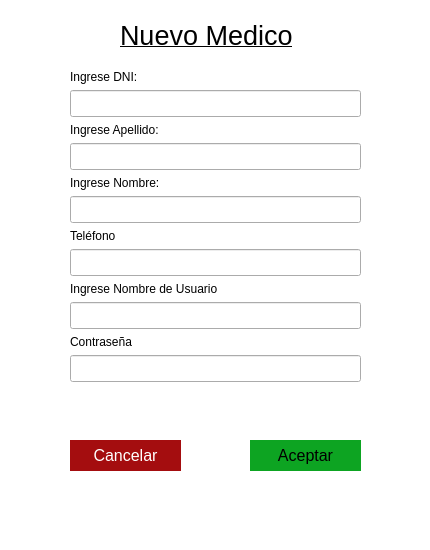
This is View/ventanaMedico.ui in BermudezK/consultsoft as Qt 5 draws it before an edit. The edited form follows.
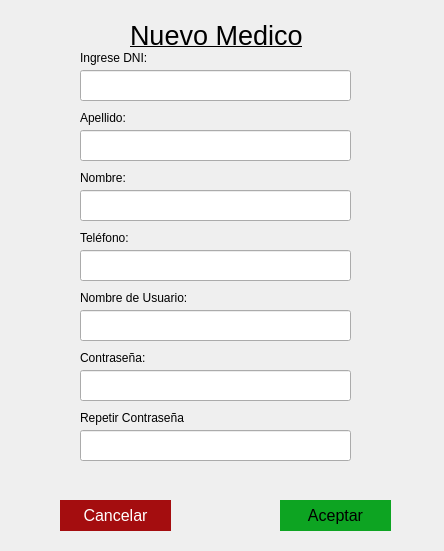
This is the edited form.

Commit message: Correción de ortografía, Sin limites minimo en contraseña, Agregado de repetir contraseña

What changed in the file:
```diff
--- a/View/ventanaMedico.ui
+++ b/View/ventanaMedico.ui
@@ -9,27 +9,27 @@
    <rect>
     <x>0</x>
     <y>0</y>
-    <width>430</width>
-    <height>550</height>
+    <width>444</width>
+    <height>551</height>
    </rect>
   </property>
   <property name="minimumSize">
    <size>
-    <width>430</width>
-    <height>550</height>
+    <width>444</width>
+    <height>551</height>
    </size>
   </property>
   <property name="maximumSize">
    <size>
-    <width>430</width>
-    <height>550</height>
+    <width>445</width>
+    <height>552</height>
    </size>
   </property>
   <property name="windowTitle">
    <string>Ventana Medico</string>
   </property>
   <property name="styleSheet">
-   <string notr="true">QWidget#Ventana_Medico{
+   <string notr="true">QWidget#Ventana_paciente{
 background-color: #fff
 }
 
@@ -44,11 +44,111 @@
 border: 0;
 }</string>
   </property>
+  <widget class="QLineEdit" name="campoDNI">
+   <property name="geometry">
+    <rect>
+     <x>80</x>
+     <y>70</y>
+     <width>271</width>
+     <height>31</height>
+    </rect>
+   </property>
+   <property name="font">
+    <font>
+     <pointsize>12</pointsize>
+     <kerning>true</kerning>
+    </font>
+   </property>
+   <property name="tabletTracking">
+    <bool>false</bool>
+   </property>
+   <property name="inputMask">
+    <string/>
+   </property>
+   <property name="text">
+    <string/>
+   </property>
+   <property name="echoMode">
+    <enum>QLineEdit::Normal</enum>
+   </property>
+   <property name="dragEnabled">
+    <bool>false</bool>
+   </property>
+   <property name="readOnly">
+    <bool>false</bool>
+   </property>
+   <property name="clearButtonEnabled">
+    <bool>true</bool>
+   </property>
+  </widget>
+  <widget class="QLineEdit" name="campoApellido">
+   <property name="geometry">
+    <rect>
+     <x>80</x>
+     <y>130</y>
+     <width>271</width>
+     <height>31</height>
+    </rect>
+   </property>
+   <property name="font">
+    <font>
+     <pointsize>12</pointsize>
+    </font>
+   </property>
+   <property name="text">
+    <string/>
+   </property>
+   <property name="clearButtonEnabled">
+    <bool>true</bool>
+   </property>
+  </widget>
+  <widget class="QLineEdit" name="campoNombre">
+   <property name="geometry">
+    <rect>
+     <x>80</x>
+     <y>190</y>
+     <width>271</width>
+     <height>31</height>
+    </rect>
+   </property>
+   <property name="font">
+    <font>
+     <pointsize>12</pointsize>
+    </font>
+   </property>
+   <property name="text">
+    <string/>
+   </property>
+   <property name="clearButtonEnabled">
+    <bool>true</bool>
+   </property>
+  </widget>
+  <widget class="QLineEdit" name="User">
+   <property name="geometry">
+    <rect>
+     <x>80</x>
+     <y>310</y>
+     <width>271</width>
+     <height>31</height>
+    </rect>
+   </property>
+   <property name="font">
+    <font>
+     <pointsize>12</pointsize>
+    </font>
+   </property>
+   <property name="text">
+    <string/>
+   </property>
+   <property name="clearButtonEnabled">
+    <bool>true</bool>
+   </property>
+  </widget>
   <widget class="QPushButton" name="botonAceptar">
    <property name="geometry">
     <rect>
-     <x>250</x>
-     <y>440</y>
+     <x>280</x>
+     <y>500</y>
      <width>111</width>
      <height>31</height>
     </rect>
@@ -65,8 +165,8 @@
   <widget class="QPushButton" name="botonCancelar">
    <property name="geometry">
     <rect>
-     <x>70</x>
-     <y>440</y>
+     <x>60</x>
+     <y>500</y>
      <width>111</width>
      <height>31</height>
     </rect>
@@ -83,9 +183,9 @@
   <widget class="QLabel" name="labelNuevoPaciente">
    <property name="geometry">
     <rect>
-     <x>120</x>
+     <x>130</x>
      <y>20</y>
-     <width>191</width>
+     <width>211</width>
      <height>31</height>
     </rect>
    </property>
@@ -99,168 +199,165 @@
     <string>Nuevo Medico</string>
    </property>
   </widget>
-  <widget class="QWidget" name="layoutWidget">
+  <widget class="QLabel" name="DNItex">
    <property name="geometry">
     <rect>
-     <x>70</x>
-     <y>70</y>
-     <width>291</width>
-     <height>341</height>
+     <x>80</x>
+     <y>50</y>
+     <width>151</width>
+     <height>16</height>
     </rect>
    </property>
-   <layout class="QFormLayout" name="formLayout">
-    <item row="0" column="0">
-     <widget class="QLabel" name="DNItex">
-      <property name="text">
-       <string>Ingrese DNI:</string>
-      </property>
-     </widget>
-    </item>
-    <item row="1" column="0" colspan="2">
-     <widget class="QLineEdit" name="campoDNI">
-      <property name="font">
-       <font>
-        <pointsize>12</pointsize>
-        <kerning>true</kerning>
-       </font>
-      </property>
-      <property name="tabletTracking">
-       <bool>false</bool>
-      </property>
-      <property name="inputMask">
-       <string/>
-      </property>
-      <property name="text">
-       <string/>
-      </property>
-      <property name="echoMode">
-       <enum>QLineEdit::Normal</enum>
-      </property>
-      <property name="dragEnabled">
-       <bool>false</bool>
-      </property>
-      <property name="readOnly">
-       <bool>false</bool>
-      </property>
-      <property name="clearButtonEnabled">
-       <bool>true</bool>
-      </property>
-     </widget>
-    </item>
-    <item row="2" column="0">
-     <widget class="QLabel" name="apellidotext">
-      <property name="text">
-       <string>Ingrese Apellido:</string>
-      </property>
-     </widget>
-    </item>
-    <item row="3" column="0" colspan="2">
-     <widget class="QLineEdit" name="campoApellido">
-      <property name="font">
-       <font>
-        <pointsize>12</pointsize>
-       </font>
-      </property>
-      <property name="text">
-       <string/>
-      </property>
-      <property name="clearButtonEnabled">
-       <bool>true</bool>
-      </property>
-     </widget>
-    </item>
-    <item row="4" column="0">
-     <widget class="QLabel" name="Nombretext">
-      <property name="text">
-       <string>Ingrese Nombre:</string>
-      </property>
-     </widget>
-    </item>
-    <item row="5" column="0" colspan="2">
-     <widget class="QLineEdit" name="campoNombre">
-      <property name="font">
-       <font>
-        <pointsize>12</pointsize>
-       </font>
-      </property>
-      <property name="text">
-       <string/>
-      </property>
-      <property name="clearButtonEnabled">
-       <bool>true</bool>
-      </property>
-     </widget>
-    </item>
-    <item row="6" column="0">
-     <widget class="QLabel" name="Tel">
-      <property name="text">
-       <string>Teléfono</string>
-      </property>
-     </widget>
-    </item>
-    <item row="7" column="0" colspan="2">
-     <widget class="QLineEdit" name="campoTelefono">
-      <property name="font">
-       <font>
-        <pointsize>12</pointsize>
-       </font>
-      </property>
-      <property name="text">
-       <string/>
-      </property>
-      <property name="clearButtonEnabled">
-       <bool>true</bool>
-      </property>
-     </widget>
-    </item>
-    <item row="8" column="0">
-     <widget class="QLabel" name="Usertext">
-      <property name="text">
-       <string>Ingrese Nombre de Usuario</string>
-      </property>
-     </widget>
-    </item>
-    <item row="9" column="0" colspan="2">
-     <widget class="QLineEdit" name="User">
-      <property name="font">
-       <font>
-        <pointsize>12</pointsize>
-       </font>
-      </property>
-      <property name="text">
-       <string/>
-      </property>
-      <property name="clearButtonEnabled">
-       <bool>true</bool>
-      </property>
-     </widget>
-    </item>
-    <item row="10" column="0">
-     <widget class="QLabel" name="Passwordtext">
-      <property name="text">
-       <string>Contraseña </string>
-      </property>
-     </widget>
-    </item>
-    <item row="11" column="0" colspan="2">
-     <widget class="QLineEdit" name="Password">
-      <property name="font">
-       <font>
-        <pointsize>12</pointsize>
-       </font>
-      </property>
-      <property name="text">
-       <string/>
-      </property>
-      <property name="echoMode">
-       <enum>QLineEdit::Password</enum>
-      </property>
-      <property name="clearButtonEnabled">
-       <bool>true</bool>
-      </property>
-     </widget>
-    </item>
-   </layout>
+   <property name="text">
+    <string>Ingrese DNI:</string>
+   </property>
+  </widget>
+  <widget class="QLabel" name="apellidotext">
+   <property name="geometry">
+    <rect>
+     <x>80</x>
+     <y>110</y>
+     <width>151</width>
+     <height>16</height>
+    </rect>
+   </property>
+   <property name="text">
+    <string>Apellido:</string>
+   </property>
+  </widget>
+  <widget class="QLabel" name="Nombretext">
+   <property name="geometry">
+    <rect>
+     <x>80</x>
+     <y>170</y>
+     <width>151</width>
+     <height>16</height>
+    </rect>
+   </property>
+   <property name="text">
+    <string>Nombre:</string>
+   </property>
+  </widget>
+  <widget class="QLabel" name="Usertext">
+   <property name="geometry">
+    <rect>
+     <x>80</x>
+     <y>290</y>
+     <width>151</width>
+     <height>16</height>
+    </rect>
+   </property>
+   <property name="text">
+    <string>Nombre de Usuario:</string>
+   </property>
+  </widget>
+  <widget class="QLabel" name="Passwordtext">
+   <property name="geometry">
+    <rect>
+     <x>80</x>
+     <y>350</y>
+     <width>151</width>
+     <height>16</height>
+    </rect>
+   </property>
+   <property name="text">
+    <string>Contraseña: </string>
+   </property>
+  </widget>
+  <widget class="QLineEdit" name="Password">
+   <property name="geometry">
+    <rect>
+     <x>80</x>
+     <y>370</y>
+     <width>271</width>
+     <height>31</height>
+    </rect>
+   </property>
+   <property name="font">
+    <font>
+     <pointsize>12</pointsize>
+    </font>
+   </property>
+   <property name="text">
+    <string/>
+   </property>
+   <property name="echoMode">
+    <enum>QLineEdit::Password</enum>
+   </property>
+   <property name="clearButtonEnabled">
+    <bool>true</bool>
+   </property>
+  </widget>
+  <widget class="QLabel" name="Tel">
+   <property name="geometry">
+    <rect>
+     <x>80</x>
+     <y>230</y>
+     <width>151</width>
+     <height>16</height>
+    </rect>
+   </property>
+   <property name="text">
+    <string>Teléfono:</string>
+   </property>
+  </widget>
+  <widget class="QLineEdit" name="campoTelefono">
+   <property name="geometry">
+    <rect>
+     <x>80</x>
+     <y>250</y>
+     <width>271</width>
+     <height>31</height>
+    </rect>
+   </property>
+   <property name="font">
+    <font>
+     <pointsize>12</pointsize>
+    </font>
+   </property>
+   <property name="text">
+    <string/>
+   </property>
+   <property name="clearButtonEnabled">
+    <bool>true</bool>
+   </property>
+  </widget>
+  <widget class="QLabel" name="Passwordtext_2">
+   <property name="geometry">
+    <rect>
+     <x>80</x>
+     <y>410</y>
+     <width>151</width>
+     <height>16</height>
+    </rect>
+   </property>
+   <property name="text">
+    <string>Repetir Contraseña</string>
+   </property>
+  </widget>
+  <widget class="QLineEdit" name="Password2">
+   <property name="geometry">
+    <rect>
+     <x>80</x>
+     <y>430</y>
+     <width>271</width>
+     <height>31</height>
+    </rect>
+   </property>
+   <property name="font">
+    <font>
+     <pointsize>12</pointsize>
+    </font>
+   </property>
+   <property name="text">
+    <string/>
+   </property>
+   <property name="echoMode">
+    <enum>QLineEdit::Password</enum>
+   </property>
+   <property name="clearButtonEnabled">
+    <bool>true</bool>
+   </property>
   </widget>
  </widget>
  <tabstops>
```
Left out of the diff: 6 changed lines with no effect on the pictures. The commit also changes 1 other file.
